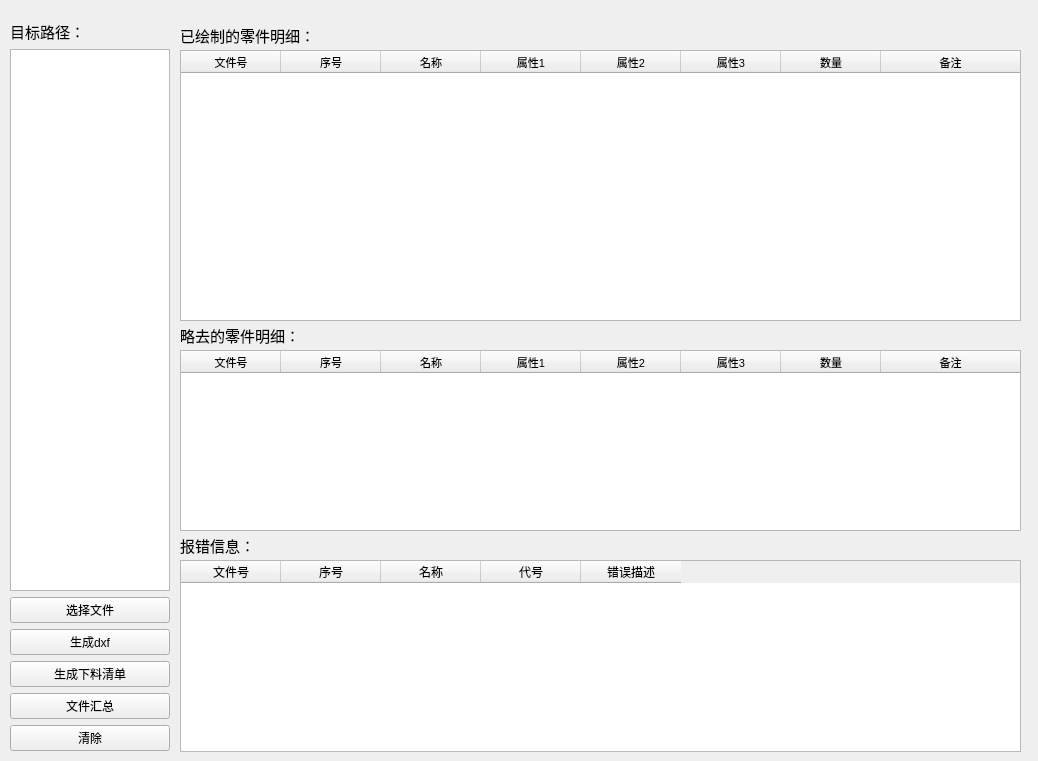
First picture: the form in NestUI.ui, repository yiwuanyuan/CAD_Creater, before the edit.
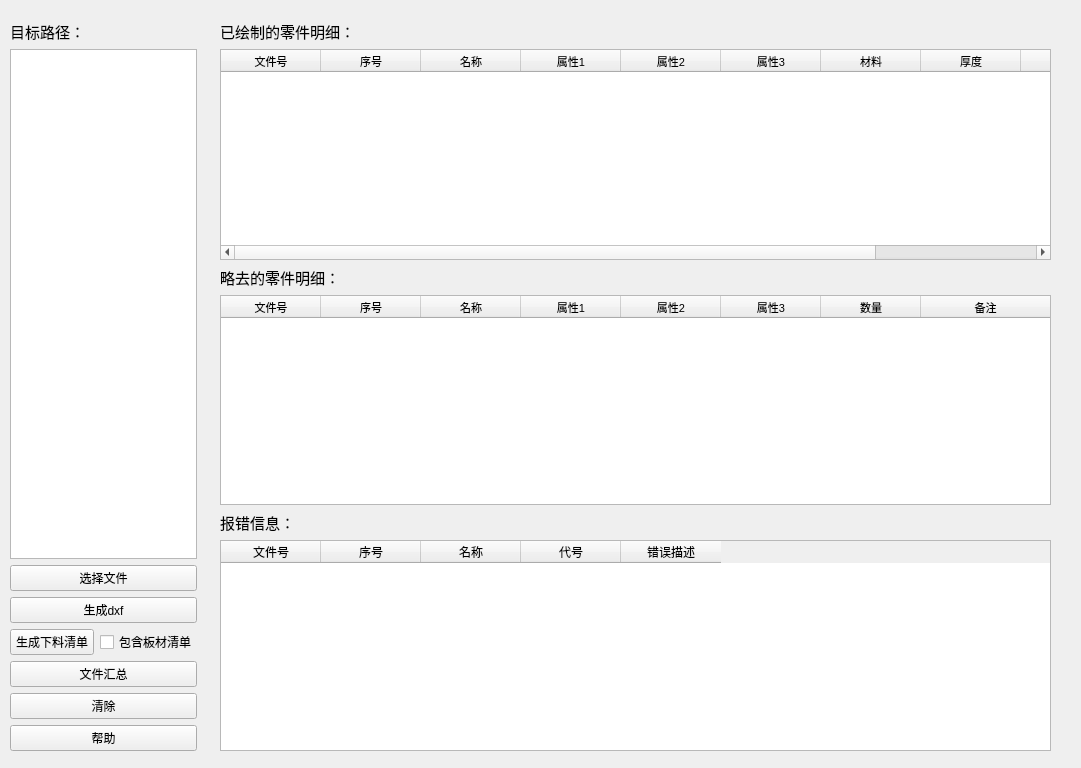
Second picture: the form after the edit.

Patch:
```diff
--- a/NestUI.ui
+++ b/NestUI.ui
@@ -6,8 +6,8 @@
    <rect>
     <x>0</x>
     <y>0</y>
-    <width>1038</width>
-    <height>761</height>
+    <width>1081</width>
+    <height>768</height>
    </rect>
   </property>
   <property name="windowTitle">
@@ -21,7 +21,7 @@
     <rect>
      <x>10</x>
      <y>20</y>
-     <width>160</width>
+     <width>187</width>
      <height>731</height>
     </rect>
    </property>
@@ -82,6 +82,8 @@
      </widget>
     </item>
     <item>
+     <layout class="QHBoxLayout" name="horizontalLayout">
+      <item>
      <widget class="QPushButton" name="pushButton_Docx">
       <property name="toolTip">
        <string>&lt;html&gt;&lt;head/&gt;&lt;body&gt;&lt;p&gt;生成标准化下料清单&lt;/p&gt;&lt;/body&gt;&lt;/html&gt;</string>
@@ -92,6 +94,15 @@
      </widget>
     </item>
     <item>
+       <widget class="QCheckBox" name="isNeedMaterialList">
+        <property name="text">
+         <string>包含板材清单</string>
+        </property>
+       </widget>
+      </item>
+     </layout>
+    </item>
+    <item>
      <widget class="QPushButton" name="pushButton_summarize">
       <property name="toolTip">
        <string>&lt;html&gt;&lt;head/&gt;&lt;body&gt;&lt;p&gt;将相同厚度DXF文件汇总至一个文件夹&lt;/p&gt;&lt;/body&gt;&lt;/html&gt;</string>
@@ -108,86 +119,27 @@
       </property>
      </widget>
     </item>
+    <item>
+     <widget class="QPushButton" name="pushButton_Help">
+      <property name="text">
+       <string>帮助</string>
+      </property>
+     </widget>
+    </item>
    </layout>
   </widget>
-  <widget class="QTableWidget" name="filterTable">
+  <widget class="QWidget" name="verticalLayoutWidget_2">
    <property name="geometry">
     <rect>
-     <x>180</x>
-     <y>350</y>
-     <width>841</width>
-     <height>181</height>
+     <x>220</x>
+     <y>20</y>
+     <width>831</width>
+     <height>731</height>
     </rect>
    </property>
-   <property name="font">
-    <font>
-     <pointsize>8</pointsize>
-    </font>
-   </property>
-   <attribute name="horizontalHeaderMinimumSectionSize">
-    <number>18</number>
-   </attribute>
-   <attribute name="horizontalHeaderShowSortIndicator" stdset="0">
-    <bool>true</bool>
-   </attribute>
-   <attribute name="horizontalHeaderStretchLastSection">
-    <bool>true</bool>
-   </attribute>
-   <column>
-    <property name="text">
-     <string>文件号</string>
-    </property>
-   </column>
-   <column>
-    <property name="text">
-     <string>序号</string>
-    </property>
-    <property name="font">
-     <font>
-      <underline>false</underline>
-     </font>
-    </property>
-   </column>
-   <column>
-    <property name="text">
-     <string>名称</string>
-    </property>
-   </column>
-   <column>
-    <property name="text">
-     <string>属性1</string>
-    </property>
-   </column>
-   <column>
-    <property name="text">
-     <string>属性2</string>
-    </property>
-   </column>
-   <column>
-    <property name="text">
-     <string>属性3</string>
-    </property>
-   </column>
-   <column>
-    <property name="text">
-     <string>数量</string>
-    </property>
-   </column>
-   <column>
-    <property name="text">
-     <string>备注</string>
-    </property>
-   </column>
-  </widget>
+   <layout class="QVBoxLayout" name="verticalLayout_2">
+    <item>
   <widget class="QLabel" name="label_5">
-   <property name="geometry">
-    <rect>
-     <x>180</x>
-     <y>20</y>
-     <width>141</width>
-     <height>31</height>
-    </rect>
-   </property>
    <property name="font">
     <font>
      <family>Adobe Arabic</family>
@@ -198,15 +150,82 @@
     <string>已绘制的零件明细：</string>
    </property>
   </widget>
+    </item>
+    <item>
+     <widget class="QTableWidget" name="infoTable">
+      <property name="font">
+       <font>
+        <pointsize>8</pointsize>
+       </font>
+      </property>
+      <attribute name="horizontalHeaderMinimumSectionSize">
+       <number>18</number>
+      </attribute>
+      <attribute name="horizontalHeaderShowSortIndicator" stdset="0">
+       <bool>true</bool>
+      </attribute>
+      <attribute name="horizontalHeaderStretchLastSection">
+       <bool>true</bool>
+      </attribute>
+      <column>
+       <property name="text">
+        <string>文件号</string>
+       </property>
+      </column>
+      <column>
+       <property name="text">
+        <string>序号</string>
+       </property>
+       <property name="font">
+        <font>
+         <underline>false</underline>
+        </font>
+       </property>
+      </column>
+      <column>
+       <property name="text">
+        <string>名称</string>
+       </property>
+      </column>
+      <column>
+       <property name="text">
+        <string>属性1</string>
+       </property>
+      </column>
+      <column>
+       <property name="text">
+        <string>属性2</string>
+       </property>
+      </column>
+      <column>
+       <property name="text">
+        <string>属性3</string>
+       </property>
+      </column>
+      <column>
+       <property name="text">
+        <string>材料</string>
+       </property>
+      </column>
+      <column>
+       <property name="text">
+        <string>厚度</string>
+       </property>
+      </column>
+      <column>
+       <property name="text">
+        <string>数量</string>
+       </property>
+      </column>
+      <column>
+       <property name="text">
+        <string>备注</string>
+       </property>
+      </column>
+     </widget>
+    </item>
+    <item>
   <widget class="QLabel" name="label_6">
-   <property name="geometry">
-    <rect>
-     <x>180</x>
-     <y>320</y>
-     <width>121</width>
-     <height>31</height>
-    </rect>
-   </property>
    <property name="font">
     <font>
      <family>Adobe Arabic</family>
@@ -217,15 +236,9 @@
     <string>略去的零件明细：</string>
    </property>
   </widget>
-  <widget class="QTableWidget" name="infoTable">
-   <property name="geometry">
-    <rect>
-     <x>180</x>
-     <y>50</y>
-     <width>841</width>
-     <height>271</height>
-    </rect>
-   </property>
+    </item>
+    <item>
+     <widget class="QTableWidget" name="filterTable">
    <property name="font">
     <font>
      <pointsize>8</pointsize>
@@ -286,15 +299,22 @@
     </property>
    </column>
   </widget>
+    </item>
+    <item>
+     <widget class="QLabel" name="label_7">
+      <property name="font">
+       <font>
+        <family>Adobe Arabic</family>
+        <pointsize>11</pointsize>
+       </font>
+      </property>
+      <property name="text">
+       <string>报错信息：</string>
+      </property>
+     </widget>
+    </item>
+    <item>
   <widget class="QTableWidget" name="errorTable">
-   <property name="geometry">
-    <rect>
-     <x>180</x>
-     <y>560</y>
-     <width>841</width>
-     <height>192</height>
-    </rect>
-   </property>
    <column>
     <property name="text">
      <string>文件号</string>
@@ -321,24 +341,8 @@
     </property>
    </column>
   </widget>
-  <widget class="QLabel" name="label_7">
-   <property name="geometry">
-    <rect>
-     <x>180</x>
-     <y>530</y>
-     <width>121</width>
-     <height>31</height>
-    </rect>
-   </property>
-   <property name="font">
-    <font>
-     <family>Adobe Arabic</family>
-     <pointsize>11</pointsize>
-    </font>
-   </property>
-   <property name="text">
-    <string>报错信息：</string>
-   </property>
+    </item>
+   </layout>
   </widget>
  </widget>
  <resources/>
```
Left out of the diff: 40 changed lines with no effect on the pictures. Lines whose indentation alone changed are shown as unchanged.
